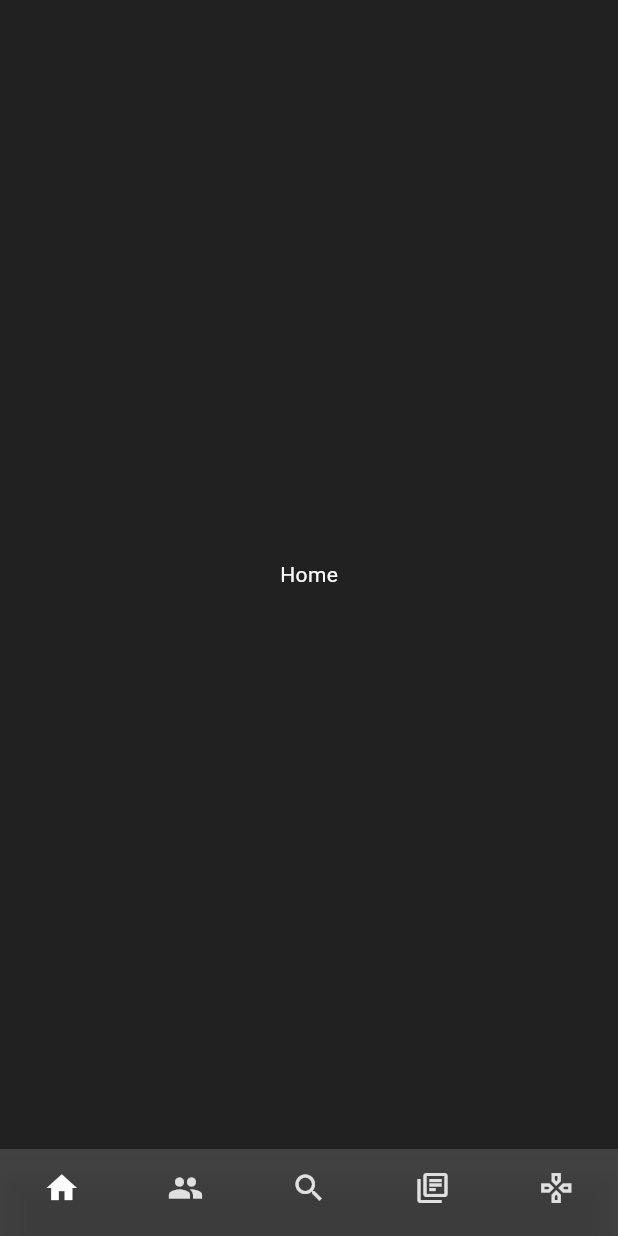
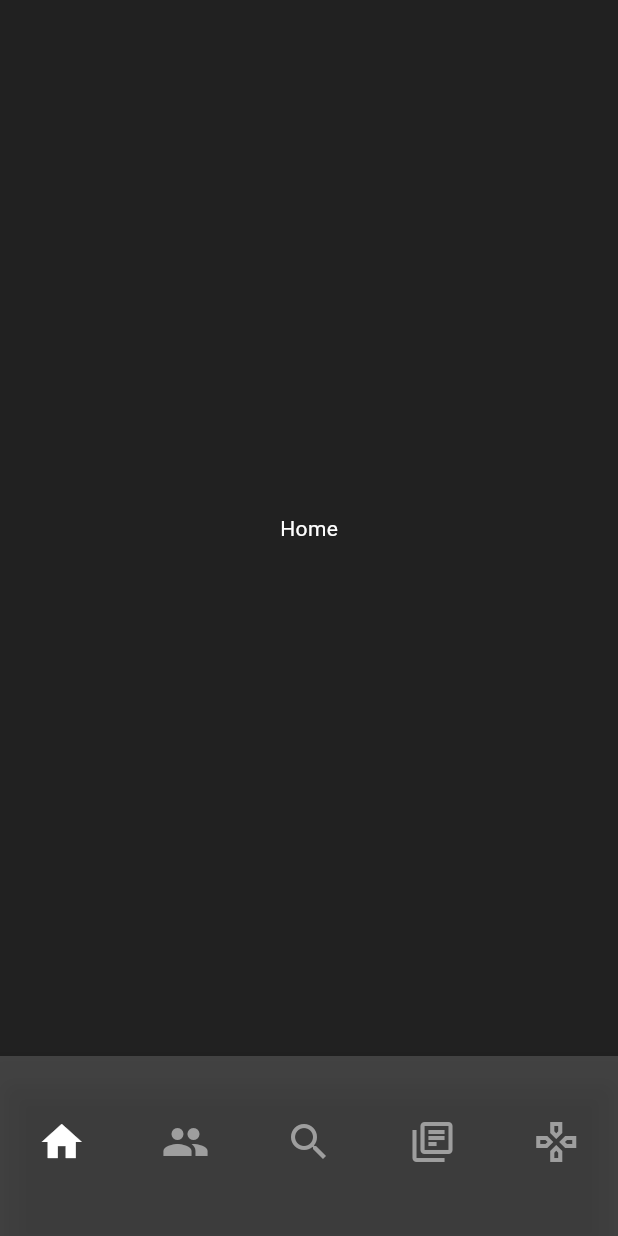
Before and after one commit to alexmortelsison/xboxapp, a Flutter app: the screen it shows after launch, on a phone screen of 412 x 824 dp. Run offline on Flutter 3.47's test engine with Material 3 defaults, Android fonts, the phone set to English and light mode, and no system bars.

Commit message:
updated bottom navbar height

```diff
--- a/lib/components/bottom_navbar.dart
+++ b/lib/components/bottom_navbar.dart
@@ -11,7 +11,9 @@ class BottomNavbar extends StatelessWidget {
 
   @override
   Widget build(BuildContext context) {
-    return BottomNavigationBar(
+    return SizedBox(
+      height: 120,
+      child: BottomNavigationBar(
         currentIndex: currentIndex,
         onTap: onTap,
         showSelectedLabels: false,
@@ -25,38 +27,40 @@ class BottomNavbar extends StatelessWidget {
           BottomNavigationBarItem(
             icon: Icon(
               Icons.home,
+              size: 32,
             ),
             label: "Home",
           ),
           BottomNavigationBarItem(
             icon: Icon(
               Icons.people,
-            color: Colors.grey.shade300,
+              size: 32,
             ),
             label: "Social",
           ),
           BottomNavigationBarItem(
             icon: Icon(
               Icons.search,
-            color: Colors.grey.shade300,
+              size: 32,
             ),
             label: "Search",
           ),
           BottomNavigationBarItem(
             icon: Icon(
               Icons.library_books_outlined,
-            color: Colors.grey.shade300,
+              size: 32,
             ),
             label: "Library",
           ),
           BottomNavigationBarItem(
             icon: Icon(
               Icons.games_outlined,
-            color: Colors.grey.shade300,
+              size: 32,
             ),
             label: "Games",
           ),
         ],
+      ),
     );
   }
 }
```
Lines whose indentation alone changed are shown as unchanged.
